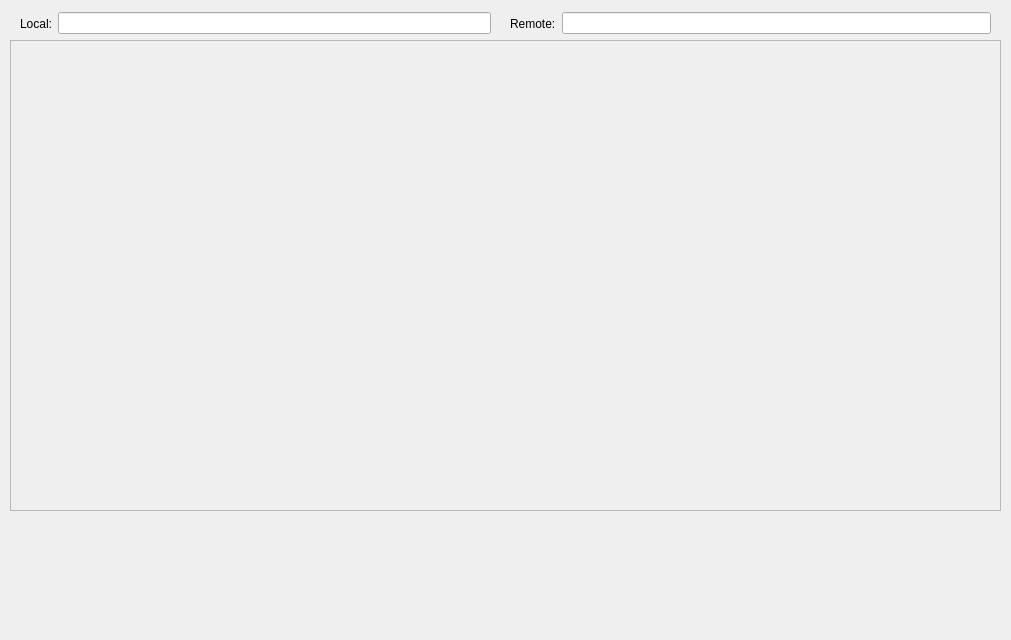
Qt form Client/helicalsftpdialog.ui (clockworkengineer/Helical) before a commit.
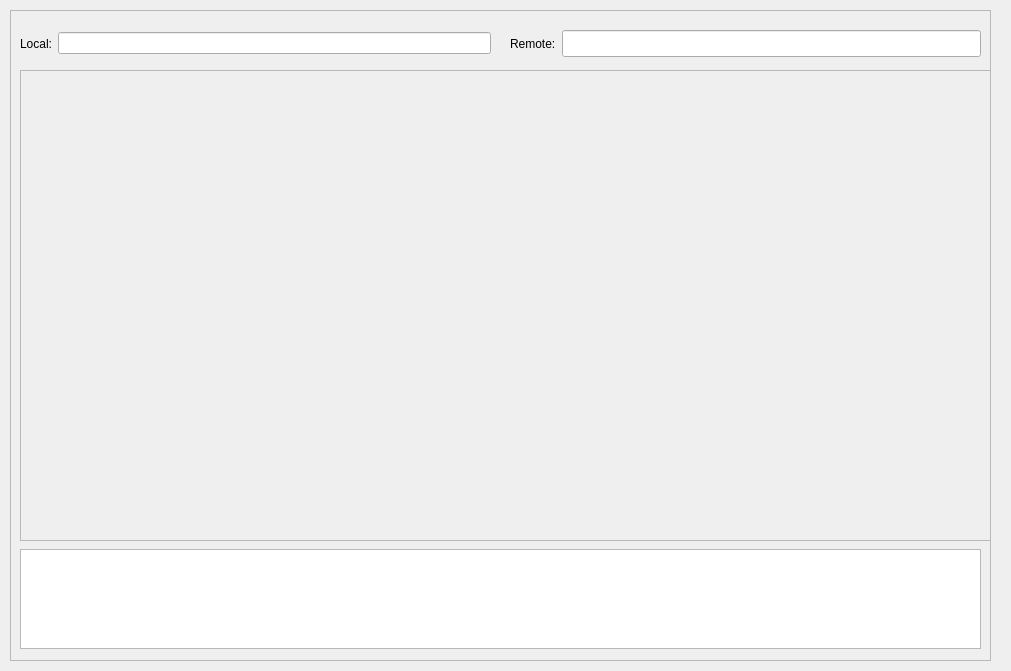
The same form after that commit.

Commit message: Daily snapshot.

```diff
--- a/Client/helicalsftpdialog.ui
+++ b/Client/helicalsftpdialog.ui
@@ -7,19 +7,19 @@
     <x>0</x>
     <y>0</y>
     <width>1011</width>
-    <height>640</height>
+    <height>671</height>
    </rect>
   </property>
   <property name="windowTitle">
    <string>Dialog</string>
   </property>
-  <widget class="QFrame" name="fileViewFrame">
+  <widget class="QFrame" name="mainDialogFrame">
    <property name="geometry">
     <rect>
      <x>10</x>
-     <y>40</y>
-     <width>991</width>
-     <height>471</height>
+     <y>10</y>
+     <width>981</width>
+     <height>651</height>
     </rect>
    </property>
    <property name="sizePolicy">
@@ -34,12 +34,11 @@
    <property name="frameShadow">
     <enum>QFrame::Raised</enum>
    </property>
-  </widget>
-  <widget class="QWidget" name="">
+   <widget class="QWidget" name="layoutWidget">
    <property name="geometry">
     <rect>
-     <x>20</x>
-     <y>10</y>
+      <x>10</x>
+      <y>20</y>
      <width>471</width>
      <height>27</height>
     </rect>
@@ -57,12 +56,12 @@
     </item>
    </layout>
   </widget>
-  <widget class="QWidget" name="">
+   <widget class="QWidget" name="layoutWidget">
    <property name="geometry">
     <rect>
-     <x>510</x>
-     <y>10</y>
-     <width>481</width>
+      <x>500</x>
+      <y>20</y>
+      <width>471</width>
      <height>27</height>
     </rect>
    </property>
@@ -75,9 +74,55 @@
      </widget>
     </item>
     <item>
-     <widget class="QLineEdit" name="remoteLineEdit"/>
-    </item>
-   </layout>
+      <widget class="QLineEdit" name="remoteLineEdit">
+       <property name="maximumSize">
+        <size>
+         <width>16777215</width>
+         <height>100</height>
+        </size>
+       </property>
+      </widget>
+     </item>
+    </layout>
+   </widget>
+   <widget class="QTextEdit" name="textEdit">
+    <property name="geometry">
+     <rect>
+      <x>10</x>
+      <y>539</y>
+      <width>961</width>
+      <height>100</height>
+     </rect>
+    </property>
+    <property name="maximumSize">
+     <size>
+      <width>16777215</width>
+      <height>100</height>
+     </size>
+    </property>
+   </widget>
+   <widget class="QFrame" name="fileViewFrame">
+    <property name="geometry">
+     <rect>
+      <x>10</x>
+      <y>60</y>
+      <width>971</width>
+      <height>471</height>
+     </rect>
+    </property>
+    <property name="sizePolicy">
+     <sizepolicy hsizetype="Expanding" vsizetype="Expanding">
+      <horstretch>0</horstretch>
+      <verstretch>0</verstretch>
+     </sizepolicy>
+    </property>
+    <property name="frameShape">
+     <enum>QFrame::StyledPanel</enum>
+    </property>
+    <property name="frameShadow">
+     <enum>QFrame::Raised</enum>
+    </property>
+   </widget>
   </widget>
  </widget>
  <resources/>
```
Lines whose indentation alone changed are shown as unchanged. The commit also changes 1 other file.
